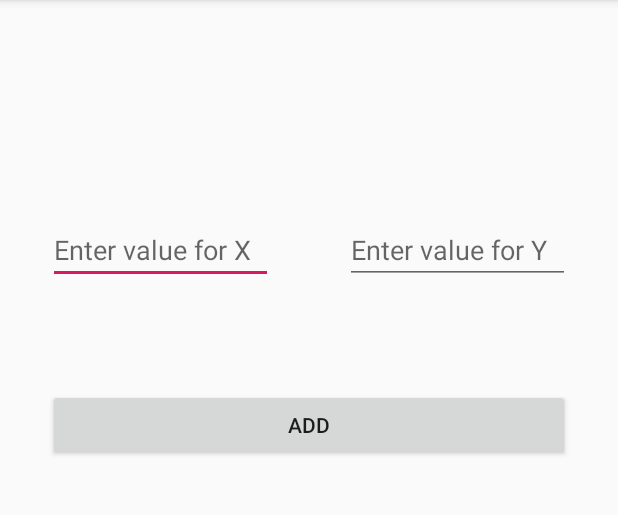
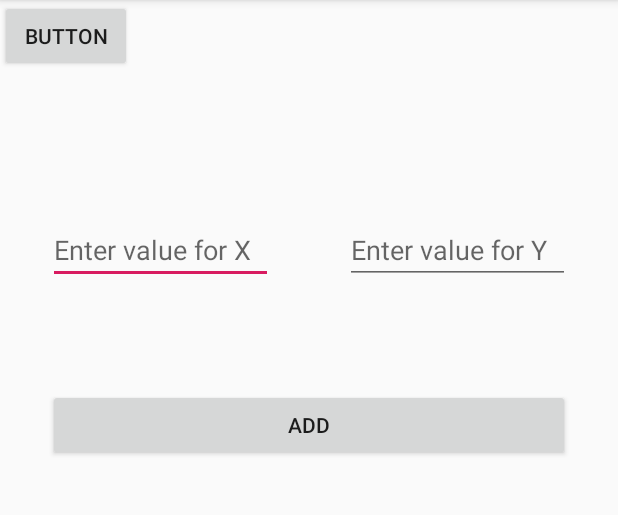
Before and after one commit to KillerKing18/Calculator, an Android app: the screen it shows after launch (MainActivity), on a phone screen of 412 x 824 dp, the part 84-599 px from its top. Run offline under Robolectric (Android 15) with nearby library versions, the phone set to English and light mode, and no system bars.

Commit message:
Botón añadido

```diff
--- a/app/src/main/res/layout/activity_main.xml
+++ b/app/src/main/res/layout/activity_main.xml
@@ -47,4 +47,12 @@
         app:layout_constraintBottom_toTopOf="@+id/button"
         app:layout_constraintEnd_toEndOf="parent" />
 
+    <Button
+        android:id="@+id/button2"
+        android:layout_width="wrap_content"
+        android:layout_height="wrap_content"
+        android:text="Button"
+        tools:layout_editor_absoluteX="177dp"
+        tools:layout_editor_absoluteY="487dp" />
+
 </androidx.constraintlayout.widget.ConstraintLayout>
```
Also changed, not shown: 2 other files.
